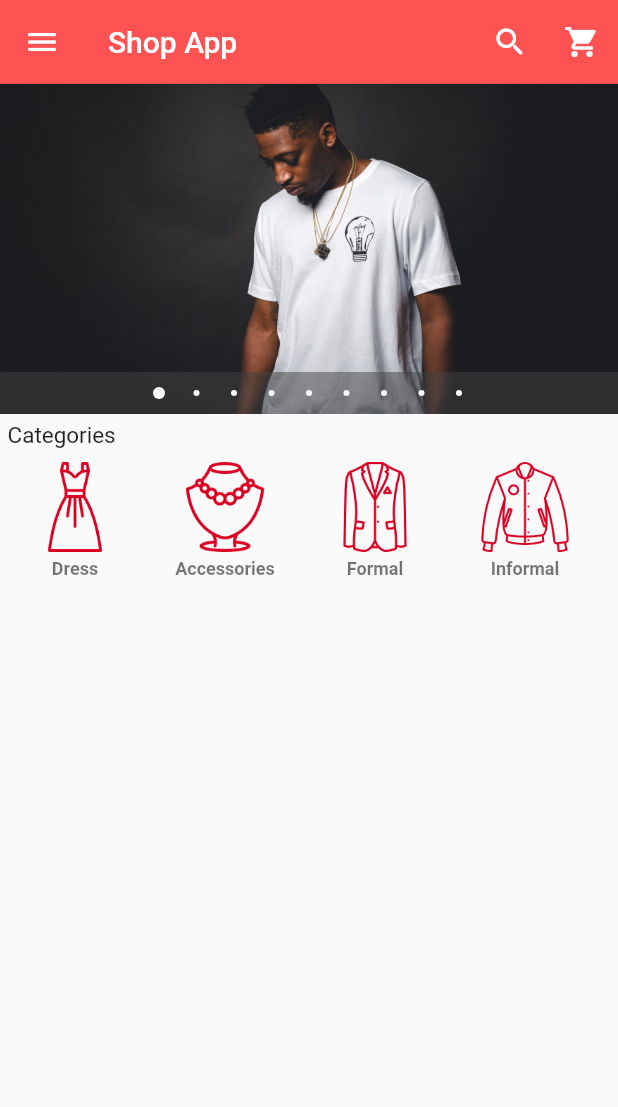
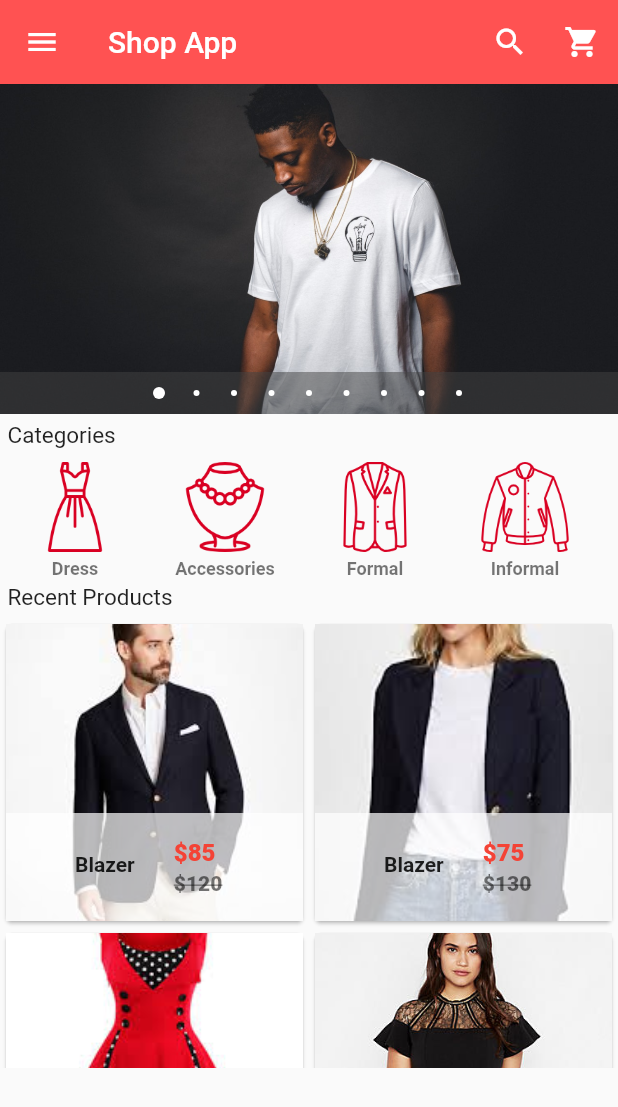
Before and after one commit to BaselHafiz/ecommerce_app, a Flutter app: the screen it shows after launch, on a phone screen of 412 x 824 dp. Shown: the top 1107 px of the screen. Run offline on Flutter 3.47's test engine with Material 2 defaults, Android fonts, the phone set to English and light mode, and no system bars; drawn by our look-alikes of carousel_pro.

Commit message:
E-commerce App: 13-15

```diff
--- /dev/null
+++ b/lib/global_configs.dart
@@ -0,0 +1,96 @@
+final List<Map<String, dynamic>> products = [
+  {
+    'productName': 'Blazer',
+    'productImage': 'assets/products/blazer1.jpeg',
+    'productOldPrice': 120,
+    'productNewPrice': 85,
+  },
+  {
+    'productName': 'Blazer',
+    'productImage': 'assets/products/blazer2.jpeg',
+    'productOldPrice': 130,
+    'productNewPrice': 75,
+  },
+  {
+    'productName': 'Dress',
+    'productImage': 'assets/products/dress1.jpeg',
+    'productOldPrice': 125,
+    'productNewPrice': 80,
+  },
+  {
+    'productName': 'Dress',
+    'productImage': 'assets/products/dress2.jpeg',
+    'productOldPrice': 140,
+    'productNewPrice': 95,
+  },
+  {
+    'productName': 'Hills',
+    'productImage': 'assets/products/hills1.jpeg',
+    'productOldPrice': 80,
+    'productNewPrice': 65,
+  },
+  {
+    'productName': 'Hills',
+    'productImage': 'assets/products/hills2.jpeg',
+    'productOldPrice': 80,
+    'productNewPrice': 60,
+  },
+  {
+    'productName': 'Pants',
+    'productImage': 'assets/products/pants1.jpeg',
+    'productOldPrice': 120,
+    'productNewPrice': 85,
+  },
+  {
+    'productName': 'Pants',
+    'productImage': 'assets/products/pants2.jpeg',
+    'productOldPrice': 130,
+    'productNewPrice': 75,
+  },
+  {
+    'productName': 'Shoes',
+    'productImage': 'assets/products/shoe1.jpeg',
+    'productOldPrice': 120,
+    'productNewPrice': 85,
+  },
+  {
+    'productName': 'Skirt',
+    'productImage': 'assets/products/skt1.jpeg',
+    'productOldPrice': 130,
+    'productNewPrice': 75,
+  },
+  {
+    'productName': 'Skirt',
+    'productImage': 'assets/products/skt2.jpeg',
+    'productOldPrice': 125,
+    'productNewPrice': 85,
+  },
+];
+
+final List<Map<String, String>> categories = [
+  {
+    'categoryImage': 'assets/categories/dress.png',
+    'categoryCaption': 'Dress',
+  },
+  {
+    'categoryImage': 'assets/categories/accessories.png',
+    'categoryCaption': 'Accessories'
+  },
+  {
+    'categoryImage': 'assets/categories/formal.png',
+    'categoryCaption': 'Formal'
+  },
+  {
+    'categoryImage': 'assets/categories/informal.png',
+    'categoryCaption': 'Informal'
+  },
+  {'categoryImage': 'assets/categories/jeans.png', 'categoryCaption': 'Jeans'},
+  {
+    'categoryImage': 'assets/categories/tshirt.png',
+    'categoryCaption': 'T-shirt'
+  },
+  {
+    'categoryImage': 'assets/categories/shoe.png',
+    'categoryCaption': 'Shoes',
+  },
+];
--- a/lib/homepage_components/horizontal_listview.dart
+++ b/lib/homepage_components/horizontal_listview.dart
@@ -1,37 +1,8 @@
 import 'package:flutter/material.dart';
 
+import '../global_configs.dart';
+
 class HorizontalListView extends StatelessWidget {
-  final List<Map<String, String>> categories = [
-    {
-      'categoryImage': 'assets/categories/dress.png',
-      'categoryCaption': 'Dress'
-    },
-    {
-      'categoryImage': 'assets/categories/accessories.png',
-      'categoryCaption': 'Accessories'
-    },
-    {
-      'categoryImage': 'assets/categories/formal.png',
-      'categoryCaption': 'Formal'
-    },
-    {
-      'categoryImage': 'assets/categories/informal.png',
-      'categoryCaption': 'Informal'
-    },
-    {
-      'categoryImage': 'assets/categories/jeans.png',
-      'categoryCaption': 'Jeans'
-    },
-    {
-      'categoryImage': 'assets/categories/tshirt.png',
-      'categoryCaption': 'T-shirt'
-    },
-    {
-      'categoryImage': 'assets/categories/shoe.png',
-      'categoryCaption': 'Shoes',
-    },
-  ];
-
   @override
   Widget build(BuildContext context) {
     return Container(
@@ -63,9 +34,7 @@ Widget _buildCategoryListTile(String categoryImage, String categoryCaption) {
   return Container(
     width: 100,
     child: InkWell(
-      onTap: () {
-        print('$categoryCaption');
-      },
+      onTap: () {},
       child: ListTile(
         title: Image.asset(
           categoryImage,
--- /dev/null
+++ b/lib/homepage_components/products_gridview.dart
@@ -0,0 +1,83 @@
+import 'package:flutter/material.dart';
+
+import '../global_configs.dart';
+import '../pages/product_details.dart';
+
+class ProductsGridView extends StatefulWidget {
+  @override
+  _ProductsGridViewState createState() => _ProductsGridViewState();
+}
+
+class _ProductsGridViewState extends State<ProductsGridView> {
+  @override
+  Widget build(BuildContext context) {
+    return Container(
+      height: 300,
+      child: GridView.builder(
+        itemCount: products.length,
+        gridDelegate:
+            SliverGridDelegateWithFixedCrossAxisCount(crossAxisCount: 2),
+        itemBuilder: (BuildContext context, int index) {
+          return _buildProductGridViewItem(
+            '${products[index]['productName']}',
+            '${products[index]['productImage']}',
+            products[index]['productOldPrice'],
+            products[index]['productNewPrice'],
+            context,
+            index,
+          );
+        },
+      ),
+    );
+  }
+}
+
+Widget _buildProductGridViewItem(String productName, String productImage,
+    int productOldPrice, int productNewPrice, BuildContext context, int productIndex) {
+  return Card(
+    child: Hero(
+      tag: productIndex.toString(),
+      child: Material(
+        child: InkWell(
+          onTap: () {
+            print(productIndex);
+            Navigator.of(context)
+                .push(MaterialPageRoute(builder: (BuildContext context) {
+              return ProductDetails(productName: productName);
+            }));
+          },
+          child: GridTile(
+            child: Image.asset(
+              productImage,
+              fit: BoxFit.cover,
+            ),
+            footer: Container(
+              color: Colors.white70,
+              child: ListTile(
+                leading: Container(
+                  padding: EdgeInsets.only(top: 10, left: 30, right: 10),
+                  child: Text(
+                    productName,
+                    style: TextStyle(fontWeight: FontWeight.bold),
+                  ),
+                ),
+                title: Text(
+                  '\$${productNewPrice.toString()}',
+                  style:
+                      TextStyle(color: Colors.red, fontWeight: FontWeight.w800),
+                ),
+                subtitle: Text(
+                  '\$${productOldPrice.toString()}',
+                  style: TextStyle(
+                      color: Colors.black54,
+                      fontWeight: FontWeight.w800,
+                      decoration: TextDecoration.lineThrough),
+                ),
+              ),
+            ),
+          ),
+        ),
+      ),
+    ),
+  );
+}
--- a/lib/main.dart
+++ b/lib/main.dart
@@ -3,6 +3,7 @@ import 'package:carousel_pro/carousel_pro.dart';
 
 import 'homepage_components/main_drawer.dart';
 import 'homepage_components/horizontal_listview.dart';
+import 'homepage_components/products_gridview.dart';
 
 void main() {
   runApp(MyApp());
@@ -77,6 +78,11 @@ class _MyHomePageState extends State<MyHomePage> {
             child: Text('Categories', style: TextStyle(fontSize: 15)),
           ),
           HorizontalListView(),
+          Padding(
+            padding: EdgeInsets.all(5),
+            child: Text('Recent Products', style: TextStyle(fontSize: 15)),
+          ),
+          ProductsGridView(),
         ],
       ),
     );
--- /dev/null
+++ b/lib/pages/product_details.dart
@@ -0,0 +1,36 @@
+import 'package:flutter/material.dart';
+
+class ProductDetails extends StatefulWidget {
+  final String productName;
+
+  ProductDetails({this.productName});
+
+  @override
+  _ProductDetailsState createState() => _ProductDetailsState();
+}
+
+class _ProductDetailsState extends State<ProductDetails> {
+  @override
+  Widget build(BuildContext context) {
+    return Scaffold(
+      appBar: AppBar(
+        elevation: 0.1,
+        backgroundColor: Colors.redAccent,
+        title: Text(widget.productName),
+        actions: <Widget>[
+          IconButton(
+            icon: Icon(Icons.search, color: Colors.white),
+            onPressed: () {},
+          ),
+          IconButton(
+            icon: Icon(Icons.shopping_cart),
+            onPressed: () {},
+          ),
+        ],
+      ),
+      body: Container(
+        color: Colors.white30,
+      ),
+    );
+  }
+}
```
Also changed, not shown: pubspec.yaml (+11 -0 lines), assets/products/pants1.jpeg (renamed from assets/products/pants1.jpg), assets/products/shoe1.jpeg (renamed from assets/products/shoe1.jpg).
